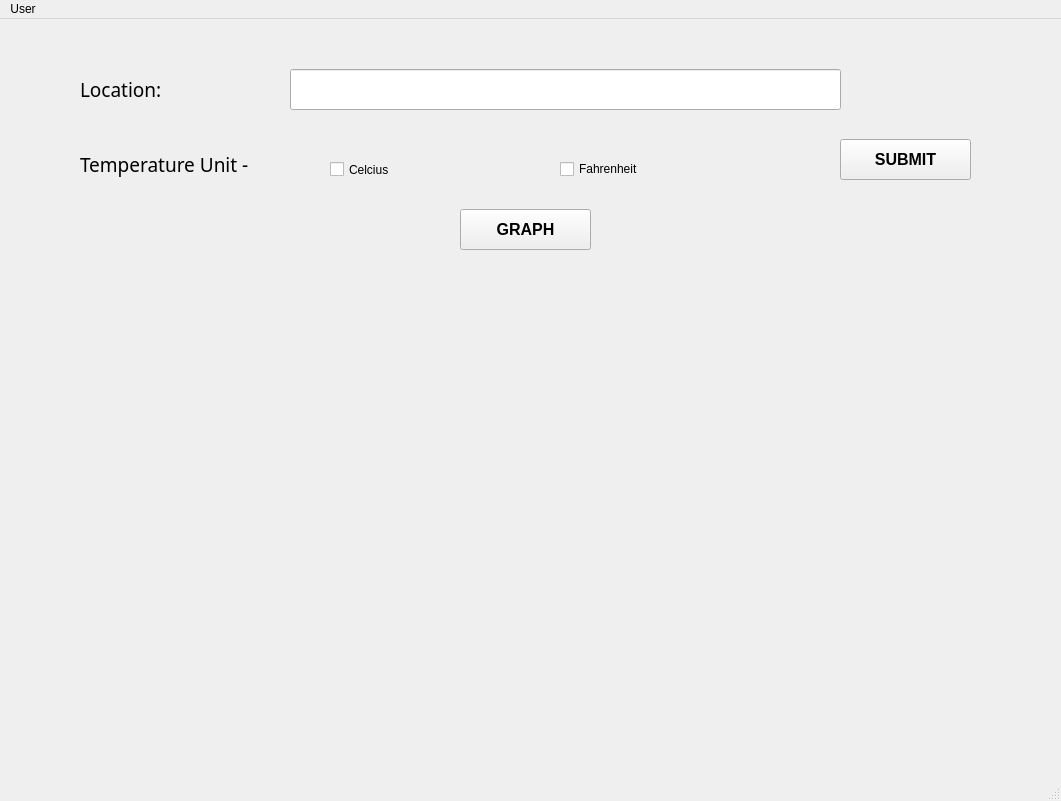
sd2001/Technocolab-S.D, file Final Project/Box.ui: the form before one commit.
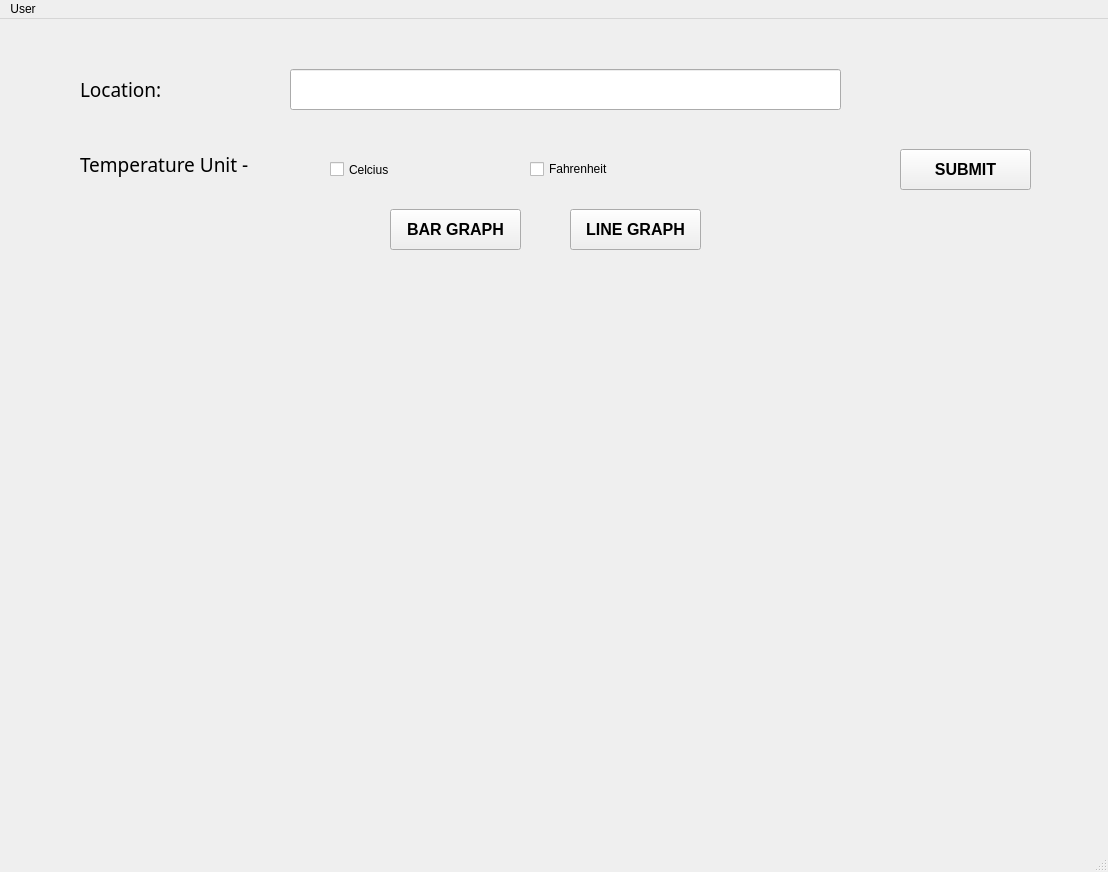
The form after the commit. Icons and pictures are not drawn.

Patch:
```diff
--- a/Final Project/Box.ui
+++ b/Final Project/Box.ui
@@ -6,8 +6,8 @@
    <rect>
     <x>0</x>
     <y>0</y>
-    <width>1061</width>
-    <height>801</height>
+    <width>1108</width>
+    <height>872</height>
    </rect>
   </property>
   <property name="mouseTracking">
@@ -20,8 +20,8 @@
    <widget class="QPushButton" name="pushButton">
     <property name="geometry">
      <rect>
-      <x>840</x>
-      <y>120</y>
+      <x>900</x>
+      <y>130</y>
       <width>131</width>
       <height>41</height>
      </rect>
@@ -124,7 +124,7 @@
    <widget class="QCheckBox" name="checkBox_2">
     <property name="geometry">
      <rect>
-      <x>560</x>
+      <x>530</x>
       <y>140</y>
       <width>111</width>
       <height>20</height>
@@ -139,8 +139,8 @@
      <rect>
       <x>80</x>
       <y>250</y>
-      <width>891</width>
-      <height>471</height>
+      <width>951</width>
+      <height>541</height>
      </rect>
     </property>
     <property name="text">
@@ -159,7 +159,7 @@
    <widget class="QPushButton" name="pushButton_2">
     <property name="geometry">
      <rect>
-      <x>460</x>
+      <x>390</x>
       <y>190</y>
       <width>131</width>
       <height>41</height>
@@ -174,7 +174,28 @@
      </font>
     </property>
     <property name="text">
-     <string>GRAPH</string>
+     <string>BAR GRAPH</string>
+    </property>
+   </widget>
+   <widget class="QPushButton" name="pushButton_3">
+    <property name="geometry">
+     <rect>
+      <x>570</x>
+      <y>190</y>
+      <width>131</width>
+      <height>41</height>
+     </rect>
+    </property>
+    <property name="font">
+     <font>
+      <family>System</family>
+      <pointsize>12</pointsize>
+      <weight>75</weight>
+      <bold>true</bold>
+     </font>
+    </property>
+    <property name="text">
+     <string>LINE GRAPH</string>
     </property>
    </widget>
   </widget>
@@ -183,7 +204,7 @@
     <rect>
      <x>0</x>
      <y>0</y>
-     <width>1061</width>
+     <width>1108</width>
      <height>26</height>
     </rect>
    </property>
```
Left out of the diff: 2 changed lines with no effect on the pictures.
